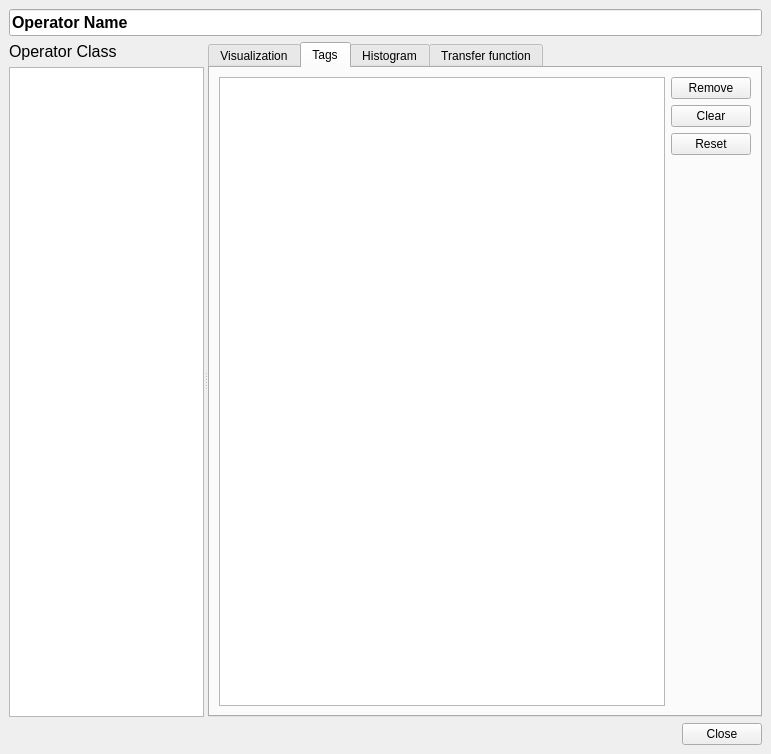
Before: the Qt Designer form ui/visualization.ui in ploki/darkflow, drawn with Qt 5.
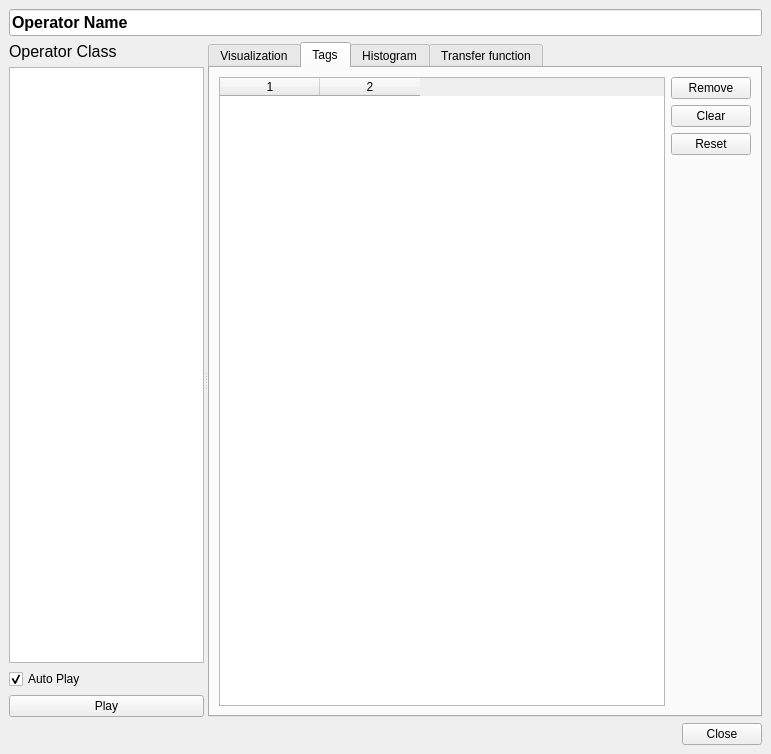
After: the same form once the commit is applied. The open tabs and pages were chosen to show the change.

Commit message: various fixes and additions  - invert operator  - flat-field correction provides an overflow output  - photo identifier as a tooltip in treeview's visualization  - added play/autoplay controls in visualization  - WIP on tags: display in visualization

```diff
--- a/ui/visualization.ui
+++ b/ui/visualization.ui
@@ -63,6 +63,23 @@
           </column>
          </widget>
         </item>
+        <item>
+         <widget class="QCheckBox" name="checkBox_autoPlay">
+          <property name="text">
+           <string>Auto Play</string>
+          </property>
+          <property name="checked">
+           <bool>true</bool>
+          </property>
+         </widget>
+        </item>
+        <item>
+         <widget class="QPushButton" name="button_play">
+          <property name="text">
+           <string>Play</string>
+          </property>
+         </widget>
+        </item>
        </layout>
       </widget>
       <widget class="QWidget" name="widget_2" native="true">
@@ -431,7 +448,13 @@
            </attribute>
            <layout class="QHBoxLayout" name="horizontalLayout_2">
             <item>
-             <widget class="QTableView" name="table_tags"/>
+             <widget class="QTableWidget" name="table_tags">
+              <property name="columnCount">
+               <number>2</number>
+              </property>
+              <column/>
+              <column/>
+             </widget>
             </item>
             <item>
              <layout class="QVBoxLayout" name="verticalLayout_5">
```
Left out of the diff: 17 changed lines with no effect on the pictures. The commit also changes 7 other files.
